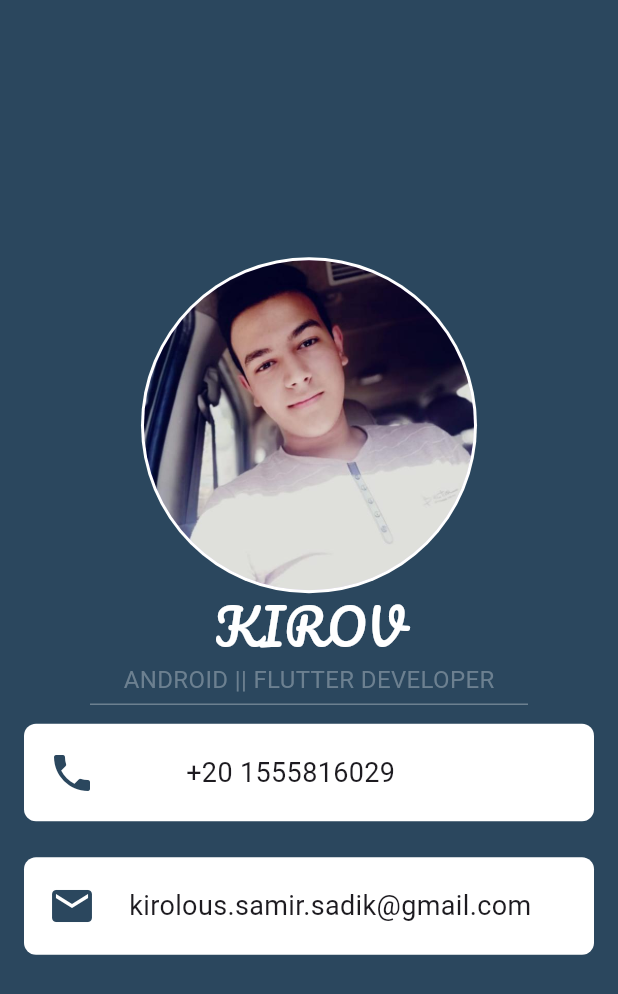
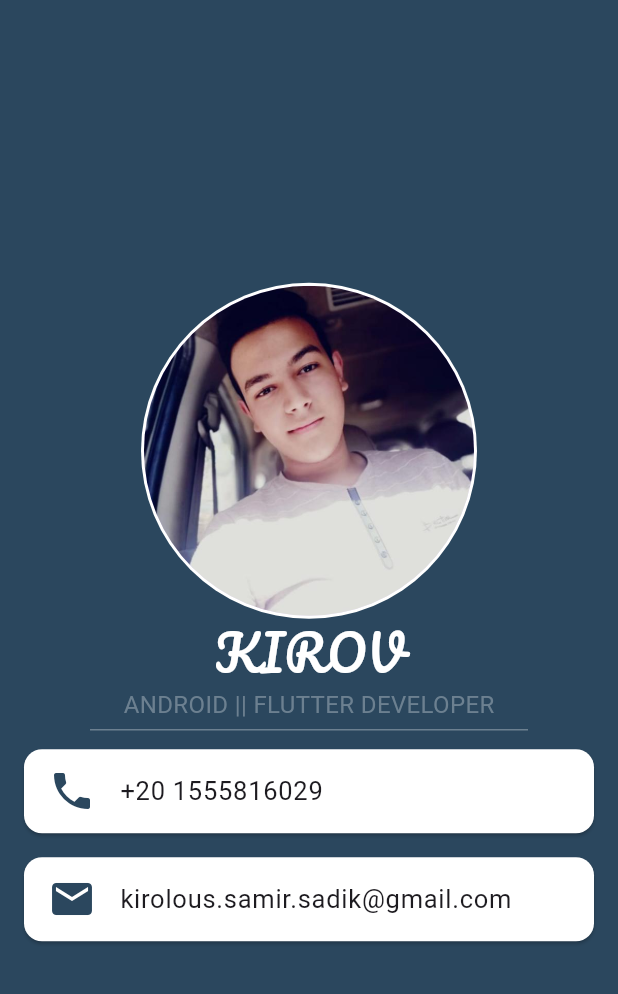
Before and after one commit to kirosamir29/business-card, a Flutter app: the screen it shows after launch, on a phone screen of 412 x 824 dp. Shown: the top 994 px of the screen. Run offline on Flutter 3.47's test engine with Material 3 defaults, Android fonts, the phone set to English and light mode, and no system bars.

Commit message:
build ui using list tile

```diff
--- a/lib/main.dart
+++ b/lib/main.dart
@@ -15,7 +15,7 @@ class BusinessCard extends StatelessWidget {
         backgroundColor: Color(0xFF2B475E),
         body: Column(
           mainAxisAlignment: MainAxisAlignment.center,
-          children: [
+          children: const [
             CircleAvatar(
               backgroundColor: Colors.white,
               radius: 112,
@@ -43,61 +43,22 @@ class BusinessCard extends StatelessWidget {
               endIndent: 60,
               height: 10,
             ),
-            Padding(
-              padding: const EdgeInsets.symmetric(vertical: 8, horizontal: 16),
-              child: Container(
-                height: 65,
-                decoration: BoxDecoration(
-                  color: Colors.white,
-                  borderRadius: BorderRadius.circular(8),
-                ),
-                child: Row(
-                  children: [
-                    Padding(
-                      padding: const EdgeInsets.only(left: 16),
-                      child: Icon(
-                        Icons.phone,
-                        size: 32,
-                        color: Color(0xFF2B475E),
-                      ),
-                    ),
-                    Padding(
-                      padding: const EdgeInsets.only(left: 60),
-                      child: Text(
-                        "+20 1555816029",
-                        style: TextStyle(fontSize: 18),
-                      ),
-                    ),
-                  ],
-                ),
+            Card(
+              margin: EdgeInsets.symmetric(horizontal: 16, vertical: 8),
+              color: Colors.white,
+              child: ListTile(
+                leading: Icon(Icons.phone, size: 32, color: Color(0xFF2B475E)),
+                title: Text("+20 1555816029", style: TextStyle(fontSize: 17)),
               ),
             ),
-            Padding(
-              padding: const EdgeInsets.all(16),
-              child: Container(
-                height: 65,
-                decoration: BoxDecoration(
-                  color: Colors.white,
-                  borderRadius: BorderRadius.circular(8),
-                ),
-                child: Row(
-                  children: [
-                    Padding(
-                      padding: const EdgeInsets.only(left: 16),
-                      child: Icon(
-                        Icons.mail,
-                        size: 32,
-                        color: Color(0xFF2B475E),
-                      ),
-                    ),
-                    Padding(
-                      padding: const EdgeInsets.only(left: 22),
-                      child: Text(
-                        "kirolous.samir.sadik@gmail.com",
-                        style: TextStyle(fontSize: 18),
-                      ),
-                    ),
-                  ],
+            Card(
+              margin: EdgeInsets.symmetric(horizontal: 16, vertical: 8),
+              color: Colors.white,
+              child: ListTile(
+                leading: Icon(Icons.mail, size: 32, color: Color(0xFF2B475E)),
+                title: Text(
+                  "kirolous.samir.sadik@gmail.com",
+                  style: TextStyle(fontSize: 17),
                 ),
               ),
             ),
```
